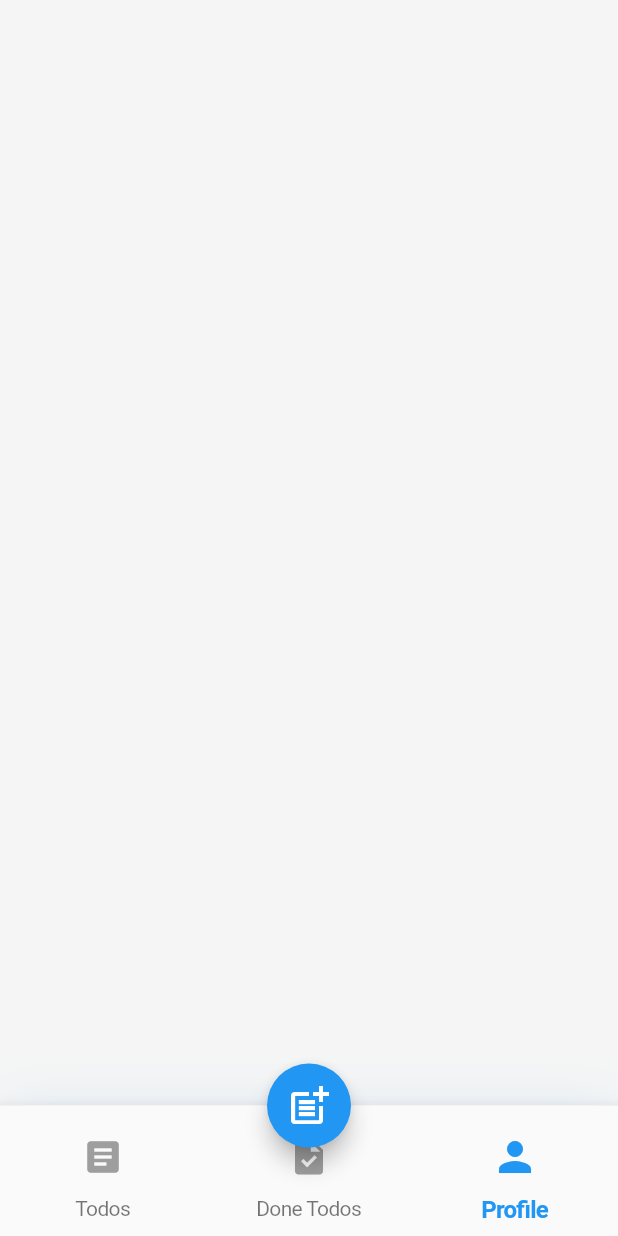
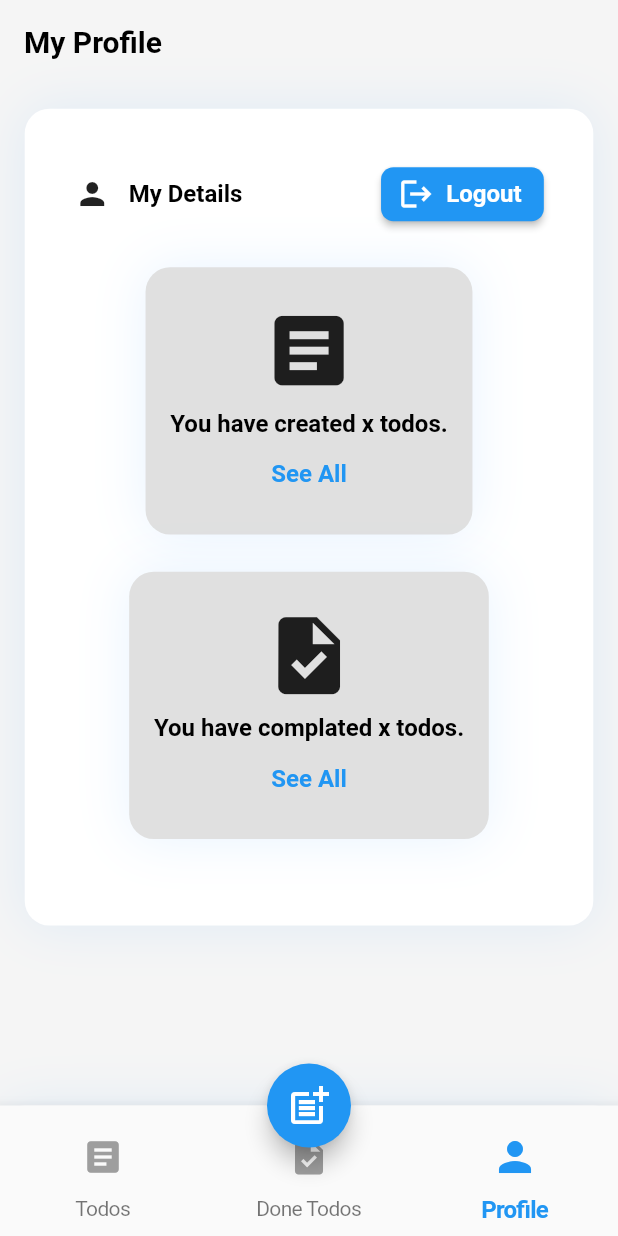
Before and after one commit to akaanuzman/todo_app, a Flutter app: the NavbarView screen opened directly, item 3 of the bottom bar chosen, on a phone screen of 412 x 824 dp. Run offline on Flutter 3.47's test engine with Material 2 defaults, Android fonts, the phone set to English and light mode, and no system bars; our stand-ins replace animate_do, flutter_secure_storage, shimmer_animation; missing offline and left inert: async_button; accounts and stored records are empty; generated files the repository leaves out were written again.

Commit message:
profile page ui was complated.

```diff
--- a/assets/langs/app_en.arb
+++ b/assets/langs/app_en.arb
@@ -19,5 +19,13 @@
     "todosAppBar": "My Todos",
     "searchTodo": "Search todo",
     "addTodo": "Add Todo",
-    "doneTodosAppBar": "Done Todos"
+    "doneTodosAppBar": "Done Todos",
+    "myProfile": "My Profile",
+    "myDetails": "My Details",
+    "logoutButton": "Logout",
+    "seeAllButton": "See All",
+    "areYouSure": "Are you sure?",
+    "logoutAlertContent": "You will be logged out of your session.\nAre u sure?",
+    "yesButton": "YES",
+    "noButton": "NO"
 }
--- /dev/null
+++ b/lib/features/components/container/todo_info_container.dart
@@ -0,0 +1,65 @@
+import 'package:flutter/material.dart';
+import 'package:flutter_gen/gen_l10n/app_localizations.dart';
+import 'package:todo_app/core/base/base_singleton.dart';
+import 'package:todo_app/core/extensions/ui_extensions.dart';
+
+import '../../../uikit/decoration/special_container_decoration.dart';
+
+class TodoInfoContainer extends StatelessWidget with BaseSingleton {
+  final String title;
+  final VoidCallback? onTapSeeAllButton;
+  final IconData icon;
+  const TodoInfoContainer({
+    super.key,
+    required this.title,
+    required this.icon,
+    this.onTapSeeAllButton,
+  });
+
+  @override
+  Widget build(BuildContext context) {
+    return Center(
+      child: _todoContainer(context),
+    );
+  }
+
+  Container _todoContainer(BuildContext context) {
+    return Container(
+      padding: context.padding2x,
+      decoration: SpecialContainerDecoration(
+        context: context,
+        color: colors.grey3,
+      ),
+      child: Column(
+        children: [
+          context.emptySizedHeightBox1x,
+          _icon(context),
+          context.emptySizedHeightBox1x,
+          _title(context),
+          _seeAllButton(context)
+        ],
+      ),
+    );
+  }
+
+  Icon _icon(BuildContext context) {
+    return Icon(
+      icon,
+      size: context.dynamicWidth(0.15),
+    );
+  }
+
+  Text _title(BuildContext context) {
+    return Text(
+      title,
+      style: context.textTheme.subtitle1!.copyWith(fontWeight: context.fw700),
+    );
+  }
+
+  TextButton _seeAllButton(BuildContext context) {
+    return TextButton(
+      onPressed: onTapSeeAllButton,
+      child: Text(AppLocalizations.of(context)!.seeAllButton),
+    );
+  }
+}
--- a/lib/products/viewmodels/navbar_view_model.dart
+++ b/lib/products/viewmodels/navbar_view_model.dart
@@ -1,5 +1,6 @@
 import 'package:flutter/material.dart';
 import 'package:todo_app/products/views/home/done_todos_view.dart';
+import 'package:todo_app/products/views/home/profile_view.dart';
 import 'package:todo_app/products/views/home/todos_view.dart';
 import '../../core/base/base_singleton.dart';
 import '../models/navbar_model.dart';
@@ -19,7 +20,7 @@ class NavbarViewModel extends ChangeNotifier with BaseSingleton {
     NavbarModel(
       icon: Icons.person,
       label: "Profile",
-    )
+    ),
   ];
 
   List<NavbarModel> get items => _items;
@@ -27,7 +28,7 @@ class NavbarViewModel extends ChangeNotifier with BaseSingleton {
   final List<Widget> _views = [
     const TodosView(),
     const DoneTodosView(),
-    const Scaffold()
+    const ProfileView()
   ];
 
   List<Widget> get views => _views;
--- /dev/null
+++ b/lib/products/views/home/profile_view.dart
@@ -0,0 +1,126 @@
+import 'package:animate_do/animate_do.dart';
+import 'package:flutter/material.dart';
+import 'package:flutter_gen/gen_l10n/app_localizations.dart';
+import 'package:provider/provider.dart';
+import 'package:todo_app/core/base/base_singleton.dart';
+import 'package:todo_app/core/extensions/ui_extensions.dart';
+import 'package:todo_app/features/components/container/todo_info_container.dart';
+import 'package:todo_app/uikit/button/special_button.dart';
+import 'package:todo_app/uikit/decoration/special_container_decoration.dart';
+
+import '../../../core/enums/alert_enum.dart';
+import '../../viewmodels/navbar_view_model.dart';
+import '../common/navbar_view.dart';
+
+class ProfileView extends StatelessWidget with BaseSingleton {
+  const ProfileView({super.key});
+
+  _goToTodoPage(
+    BuildContext context,
+    int currentIndex,
+  ) {
+    final pv = Provider.of<NavbarViewModel>(context, listen: false);
+    pv.currentIndex = currentIndex;
+    Navigator.pushAndRemoveUntil(
+      context,
+      MaterialPageRoute(
+        builder: (context) => const NavbarView(),
+      ),
+      (route) => false,
+    );
+  }
+
+  @override
+  Widget build(BuildContext context) {
+    return Scaffold(
+      appBar: AppBar(
+        title: FadeInRight(
+          child: Text(AppLocalizations.of(context)!.myProfile),
+        ),
+      ),
+      body: FadeInLeft(
+        child: ListView(
+          padding: context.padding2x,
+          children: [_profileContainer(context)],
+        ),
+      ),
+    );
+  }
+
+  Container _profileContainer(BuildContext context) {
+    return Container(
+      decoration: SpecialContainerDecoration(context: context),
+      padding: context.padding4x,
+      child: Column(
+        crossAxisAlignment: context.crossAxisAStart,
+        children: [
+          _myDetailsAndLogoutButton(context),
+          context.emptySizedHeightBox3x,
+          _todosContainer(context),
+          context.emptySizedHeightBox3x,
+          _doneTodoContainer(context),
+          context.emptySizedHeightBox3x,
+        ],
+      ),
+    );
+  }
+
+  Row _myDetailsAndLogoutButton(BuildContext context) {
+    return Row(
+      mainAxisAlignment: context.mainAxisASpaceBetween,
+      children: [
+        _myDetails(context),
+        _logoutButton(context),
+      ],
+    );
+  }
+
+  Row _myDetails(BuildContext context) {
+    return Row(
+      children: [
+        icons.person,
+        context.emptySizedWidthBox3x,
+        Text(
+          AppLocalizations.of(context)!.myDetails,
+          style:
+              context.textTheme.subtitle1!.copyWith(fontWeight: context.fw700),
+        ),
+      ],
+    );
+  }
+
+  SpecialButton _logoutButton(BuildContext context) {
+    bool isHasIcon = true;
+    return SpecialButton(
+      onTap: () {
+        uiGlobals.showAlertDialog(
+            context: context,
+            alertEnum: AlertEnum.AREUSURE,
+            contentTitle: AppLocalizations.of(context)!.areYouSure,
+            contentSubtitle: AppLocalizations.of(context)!.logoutAlertContent,
+            buttonLabel: AppLocalizations.of(context)!.yesButton,
+            secondButtonLabel: AppLocalizations.of(context)!.noButton);
+      },
+      borderRadius: context.borderRadius2x,
+      buttonLabel: AppLocalizations.of(context)!.logoutButton,
+      isHasIcon: isHasIcon,
+      icon: Icons.logout,
+    );
+  }
+
+  TodoInfoContainer _todosContainer(BuildContext context) {
+    return TodoInfoContainer(
+      title: "You have created x todos.",
+      icon: Icons.article,
+      onTapSeeAllButton: () => _goToTodoPage(context, 0),
+    );
+  }
+
+  TodoInfoContainer _doneTodoContainer(BuildContext context) {
+    return TodoInfoContainer(
+      title: "You have complated x todos.",
+      icon: Icons.task,
+      onTapSeeAllButton: () => _goToTodoPage(context, 1),
+    );
+  }
+}
--- a/lib/uikit/alert/special_alert.dart
+++ b/lib/uikit/alert/special_alert.dart
@@ -43,7 +43,7 @@ class SpecialAlert extends StatelessWidget with BaseSingleton {
       actionsAlignment: MainAxisAlignment.center,
       actions: [
         if (isHasActions) ...[
-          FadeInUp(
+          FadeInRight(
             child: ElevatedButton(
               onPressed: secondActionOnTap ??
                   () {
@@ -57,7 +57,7 @@ class SpecialAlert extends StatelessWidget with BaseSingleton {
               child: Text(secondButtonLabel ?? "null_value"),
             ),
           ),
-          FadeInUp(
+          FadeInRight(
             child: SpecialButton(
               onTap: onTap ??
                   () {
@@ -75,7 +75,7 @@ class SpecialAlert extends StatelessWidget with BaseSingleton {
   }
 
   Widget _title(BuildContext context) {
-    return FadeInDown(
+    return FadeInLeft(
       child: Container(
         alignment: Alignment.center,
         padding: context.padding4x,
@@ -107,7 +107,7 @@ class SpecialAlert extends StatelessWidget with BaseSingleton {
   Padding _content(BuildContext context) {
     return Padding(
       padding: context.paddingHorizontal2x,
-      child: FadeInUp(
+      child: FadeInLeft(
         child: Column(
           mainAxisSize: MainAxisSize.min,
           children: [
@@ -139,7 +139,7 @@ class SpecialAlert extends StatelessWidget with BaseSingleton {
   }
 
   Widget _onlyOneAction(BuildContext context) {
-    return FadeInUp(
+    return FadeInLeft(
       child: SpecialButton(
         onTap: onTap ??
             () {
```
